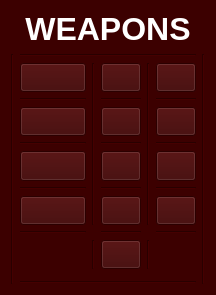
Qt form WormsWar2/weapon_menu.ui (MarcoBiroli/Worms) before a commit.
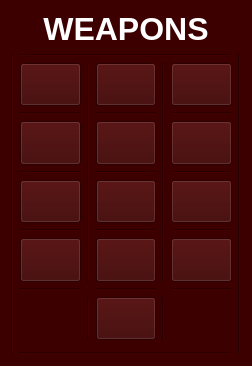
The same form after that commit. Icons and pictures are not drawn.

The edit to the form file:
```diff
--- a/WormsWar2/weapon_menu.ui
+++ b/WormsWar2/weapon_menu.ui
@@ -9,8 +9,8 @@
    <rect>
     <x>0</x>
     <y>0</y>
-    <width>216</width>
-    <height>295</height>
+    <width>252</width>
+    <height>366</height>
    </rect>
   </property>
   <property name="sizePolicy">
@@ -170,7 +170,7 @@
    <item row="2" column="1">
     <widget class="QPushButton" name="BazookaButton">
      <property name="sizePolicy">
-      <sizepolicy hsizetype="MinimumExpanding" vsizetype="MinimumExpanding">
+      <sizepolicy hsizetype="Minimum" vsizetype="Expanding">
        <horstretch>0</horstretch>
        <verstretch>0</verstretch>
       </sizepolicy>
```
